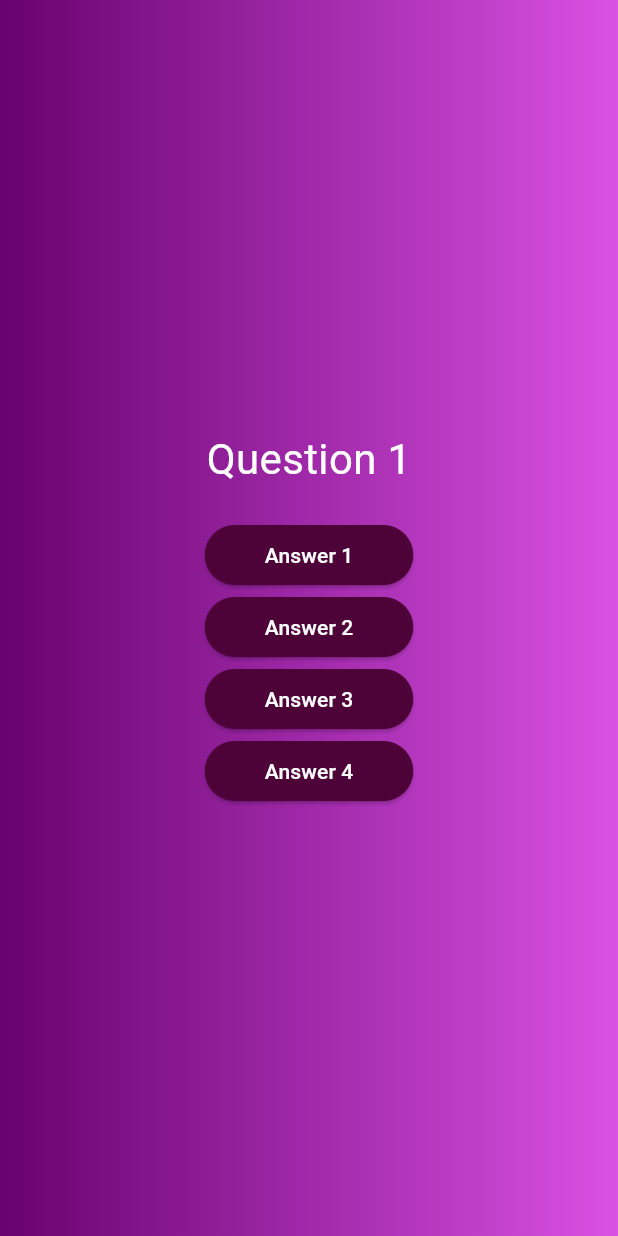
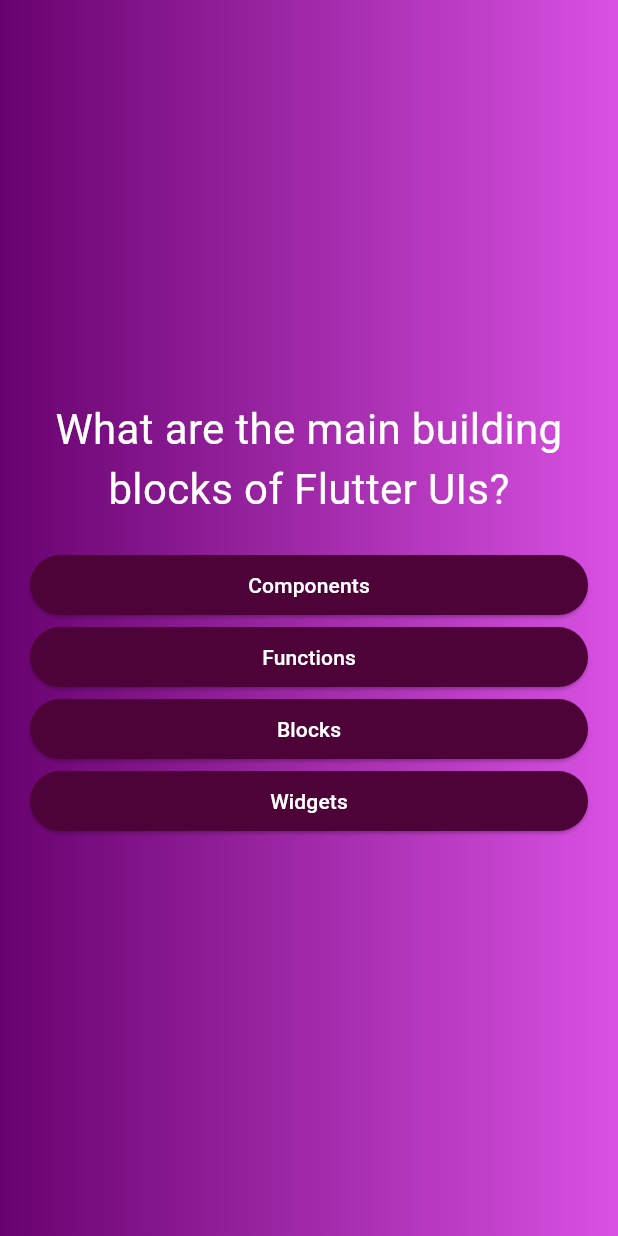
Before and after one commit to gusjabar/flutter, a Flutter app: the screen it shows after launch, after a tap on "Start Quiz", on a phone screen of 412 x 824 dp. Run offline on Flutter 3.47's test engine with Material 3 defaults, Android fonts, the phone set to English and light mode, and no system bars.

Commit message:
added suffled question list and render list of questions

```diff
--- a/quiz_app/lib/models/quiz-question.dart
+++ b/quiz_app/lib/models/quiz-question.dart
@@ -2,4 +2,10 @@ class QuizQuestion {
   const QuizQuestion(this.text, this.answers);
   final String text;
   final List<String> answers;
+
+  List<String> getShuffledAnswers() {
+    final shuffledList = List.of(answers);
+    shuffledList.shuffle();
+    return shuffledList;
+  }
 }
--- a/quiz_app/lib/question_screen.dart
+++ b/quiz_app/lib/question_screen.dart
@@ -1,5 +1,6 @@
 import 'package:flutter/material.dart';
 import 'package:quiz_app/answer_button.dart';
+import 'package:quiz_app/data/questions.dart';
 
 class QuestionScreen extends StatefulWidget {
   const QuestionScreen({super.key});
@@ -13,24 +14,32 @@ class QuestionScreen extends StatefulWidget {
 class _QuestionScreen extends State<QuestionScreen> {
   @override
   Widget build(BuildContext context) {
+    final currentQuestion = questions[0];
+
     return SizedBox(
       //alternative to center content
       width: double.infinity,
+      child: Container(
+        margin: const EdgeInsets.all(20),
         child: Column(
           mainAxisAlignment: MainAxisAlignment.center,
+          crossAxisAlignment: CrossAxisAlignment.stretch,
           children: [
-          const Padding(
-            padding: EdgeInsets.only(bottom: 20),
+            Padding(
+              padding: const EdgeInsets.only(bottom: 20),
               child: Text(
-              "Question 1",
-              style: TextStyle(color: Colors.white, fontSize: 28),
+                currentQuestion.text,
+                textAlign: TextAlign.center,
+                style: const TextStyle(color: Colors.white, fontSize: 28),
               ),
             ),
-          AnswerButton(answerText: "Answer 1", onTap: () {}),
-          AnswerButton(answerText: "Answer 2", onTap: () {}),
-          AnswerButton(answerText: "Answer 3", onTap: () {}),
-          AnswerButton(answerText: "Answer 4", onTap: () {}),
+            ...currentQuestion.getShuffledAnswers().map(
+              (item) {
+                return AnswerButton(answerText: item, onTap: () {});
+              },
+            ),
           ],
+        ),
       ),
     );
   }
```
Lines whose indentation alone changed are shown as unchanged.
